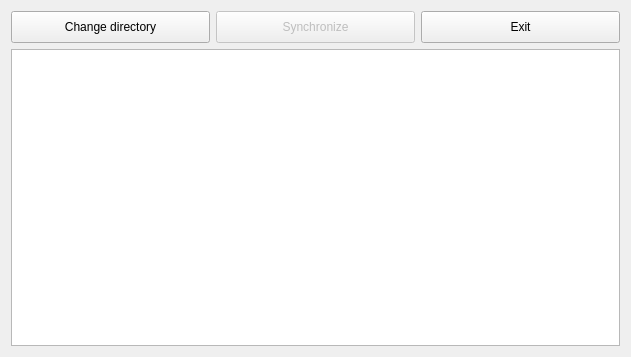
Qt form src/ui/mainwindow.ui (DenisMedved/vkaudiosync) before a commit.
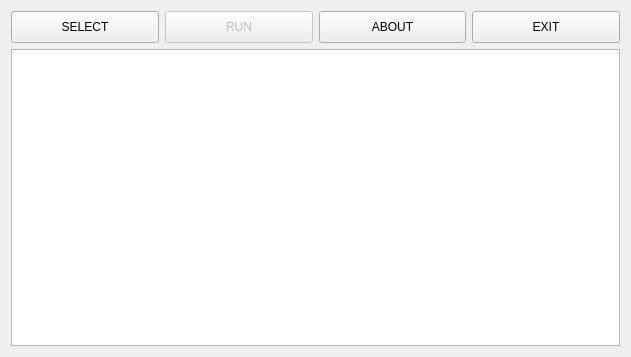
The same form after that commit.

```diff
--- a/src/ui/mainwindow.ui
+++ b/src/ui/mainwindow.ui
@@ -28,7 +28,7 @@
            </size>
           </property>
           <property name="text">
-           <string>Change directory</string>
+           <string>SELECT</string>
           </property>
          </widget>
         </item>
@@ -44,12 +44,40 @@
            </size>
           </property>
           <property name="text">
-           <string>Synchronize</string>
+           <string>RUN</string>
+          </property>
+         </widget>
+        </item>
+        <item>
+         <widget class="QPushButton" name="pushButton">
+          <property name="sizePolicy">
+           <sizepolicy hsizetype="Minimum" vsizetype="Maximum">
+            <horstretch>0</horstretch>
+            <verstretch>0</verstretch>
+           </sizepolicy>
+          </property>
+          <property name="minimumSize">
+           <size>
+            <width>0</width>
+            <height>32</height>
+           </size>
+          </property>
+          <property name="text">
+           <string>ABOUT</string>
+          </property>
+          <property name="checkable">
+           <bool>false</bool>
           </property>
          </widget>
         </item>
         <item>
          <widget class="QPushButton" name="exitBtn">
+          <property name="sizePolicy">
+           <sizepolicy hsizetype="Minimum" vsizetype="Maximum">
+            <horstretch>0</horstretch>
+            <verstretch>0</verstretch>
+           </sizepolicy>
+          </property>
           <property name="minimumSize">
            <size>
             <width>0</width>
@@ -57,7 +85,7 @@
            </size>
           </property>
           <property name="text">
-           <string>Exit</string>
+           <string>EXIT</string>
           </property>
          </widget>
         </item>
```
